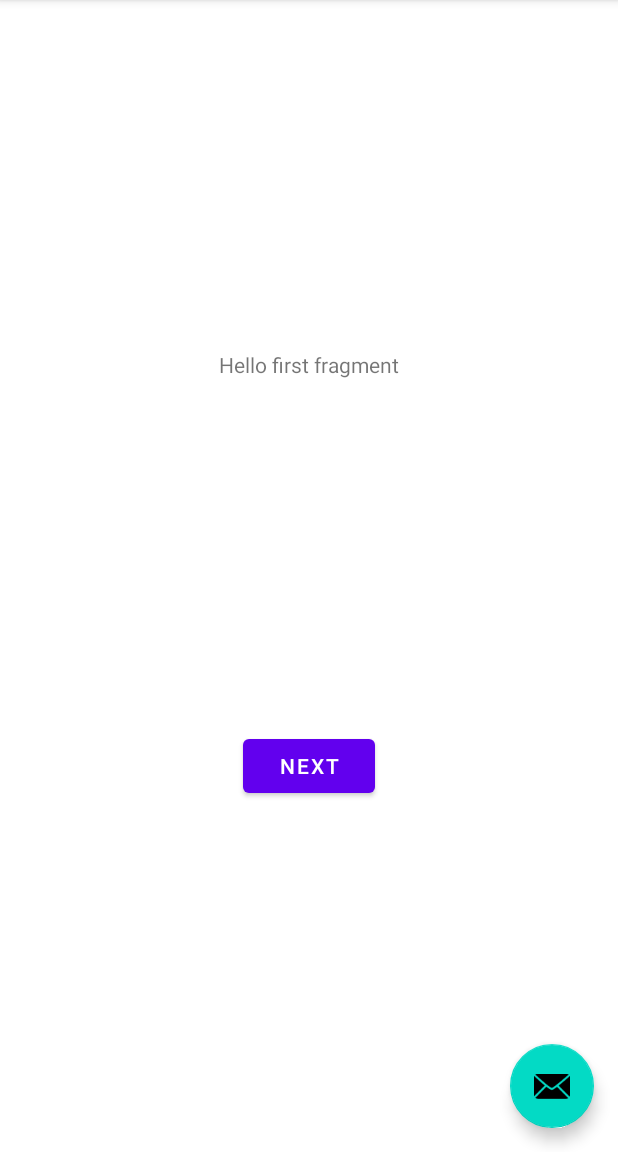
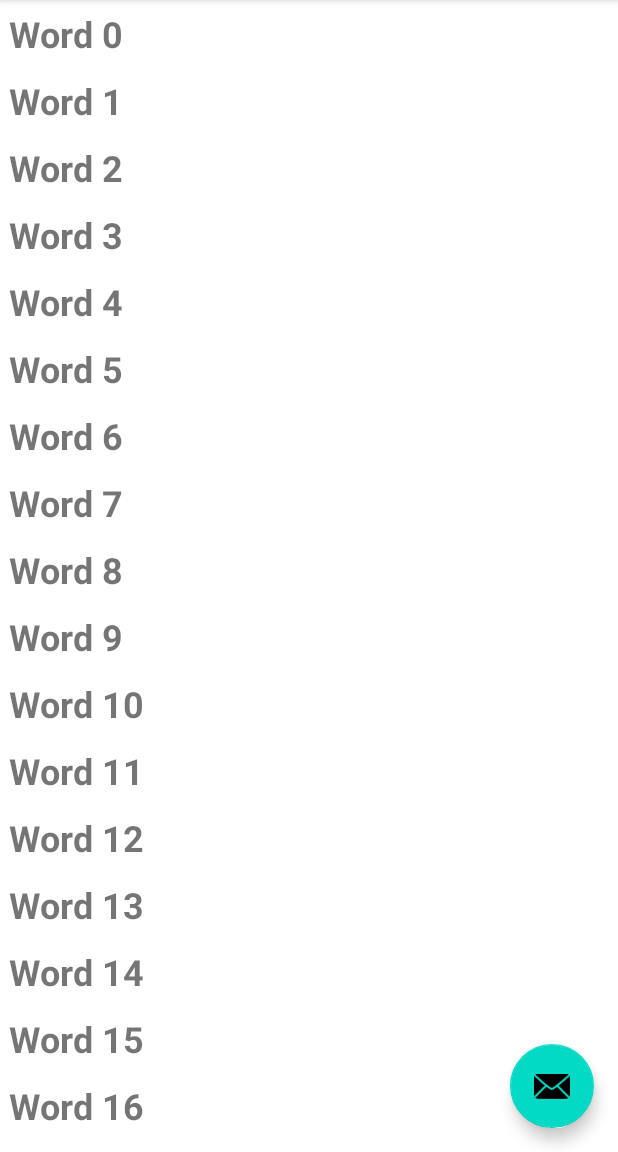
Before and after one commit to sasen07/recycler, an Android app: the screen it shows after launch (MainActivity), on a phone screen of 412 x 824 dp, the part 84-1236 px from its top. Run offline under Robolectric (Android 15) with nearby library versions, the phone set to English and light mode, and no system bars.

Commit message:
Task 2 completed

```diff
--- a/app/src/main/java/com/example/recycler_view/MainActivity.java
+++ b/app/src/main/java/com/example/recycler_view/MainActivity.java
@@ -7,13 +7,22 @@ import com.google.android.material.snackbar.Snackbar;
 
 import androidx.appcompat.app.AppCompatActivity;
 import androidx.appcompat.widget.Toolbar;
+import androidx.recyclerview.widget.LinearLayoutManager;
+import androidx.recyclerview.widget.RecyclerView;
 
 import android.view.View;
 
 import android.view.Menu;
 import android.view.MenuItem;
 
+import java.util.LinkedList;
+
 public class MainActivity extends AppCompatActivity {
+
+    private final LinkedList<String> mWordList = new LinkedList<>();
+
+    private RecyclerView mRecyclerView;
+    private WordListAdapter mAdapter;
 
     @Override
     protected void onCreate(Bundle savedInstanceState) {
@@ -30,6 +39,20 @@ public class MainActivity extends AppCompatActivity {
                         .setAction("Action", null).show();
             }
         });
+        for (int i = 0; i < 20; i++) {
+            mWordList.addLast("Word " + i);
+        }
+
+        // Get a handle to the RecyclerView.
+        mRecyclerView = findViewById(R.id.recyclerview);
+// Create an adapter and supply the data to be displayed.
+        mAdapter = new WordListAdapter(this, mWordList);
+// Connect the adapter with the RecyclerView.
+        mRecyclerView.setAdapter(mAdapter);
+// Give the RecyclerView a default layout manager.
+        mRecyclerView.setLayoutManager(new LinearLayoutManager(this));
+
+
     }
 
     @Override
@@ -48,6 +71,7 @@ public class MainActivity extends AppCompatActivity {
 
         //noinspection SimplifiableIfStatement
         if (id == R.id.action_settings) {
+            return true;
         }
 
         return super.onOptionsItemSelected(item);
--- /dev/null
+++ b/app/src/main/java/com/example/recycler_view/WordListAdapter.java
@@ -0,0 +1,53 @@
+package com.example.recycler_view;
+
+import android.content.Context;
+import android.view.LayoutInflater;
+import android.view.View;
+import android.view.ViewGroup;
+import android.widget.TextView;
+
+import androidx.annotation.NonNull;
+import androidx.recyclerview.widget.RecyclerView;
+
+import java.util.LinkedList;
+
+public class WordListAdapter extends    RecyclerView.Adapter<WordListAdapter.WordViewHolder>  {
+    private final LinkedList<String> mWordList;
+    private LayoutInflater mInflater;
+
+
+    @Override
+    public int getItemCount() {
+        return mWordList.size();
+    }
+    public WordListAdapter(Context context,
+                           LinkedList<String> wordList) {
+        mInflater = LayoutInflater.from(context);
+        this.mWordList = wordList;
+    }
+    class WordViewHolder extends RecyclerView.ViewHolder {
+        public final TextView wordItemView;
+        final WordListAdapter mAdapter;
+
+        public WordViewHolder(View itemView, WordListAdapter adapter) {
+            super(itemView);
+            wordItemView = itemView.findViewById(R.id.word);
+            this.mAdapter = adapter;
+        }
+    }
+    @NonNull
+    @Override
+    public WordViewHolder onCreateViewHolder(ViewGroup parent,
+                                             int viewType) {
+        View mItemView = mInflater.inflate(R.layout.wordlist_item,
+                parent, false);
+        return new WordViewHolder(mItemView, this);
+    }
+    @Override
+    public void onBindViewHolder(WordViewHolder holder, int position) {
+        String mCurrent = mWordList.get(position);
+        holder.wordItemView.setText(mCurrent);
+    }
+
+
+}
--- a/app/src/main/res/layout/content_main.xml
+++ b/app/src/main/res/layout/content_main.xml
@@ -5,15 +5,21 @@
     android:layout_height="match_parent"
     app:layout_behavior="@string/appbar_scrolling_view_behavior">
 
-    <fragment
-        android:id="@+id/nav_host_fragment"
-        android:name="androidx.navigation.fragment.NavHostFragment"
-        android:layout_width="0dp"
-        android:layout_height="0dp"
-        app:defaultNavHost="true"
-        app:layout_constraintBottom_toBottomOf="parent"
-        app:layout_constraintLeft_toLeftOf="parent"
-        app:layout_constraintRight_toRightOf="parent"
-        app:layout_constraintTop_toTopOf="parent"
-        app:navGraph="@navigation/nav_graph" />
+    <androidx.recyclerview.widget.RecyclerView
+        android:id="@+id/recyclerview"
+        android:layout_width="match_parent"
+        android:layout_height="match_parent"/>
+
+
+<!--    <fragment-->
+<!--        android:id="@+id/nav_host_fragment"-->
+<!--        android:name="androidx.navigation.fragment.NavHostFragment"-->
+<!--        android:layout_width="0dp"-->
+<!--        android:layout_height="0dp"-->
+<!--        app:defaultNavHost="true"-->
+<!--        app:layout_constraintBottom_toBottomOf="parent"-->
+<!--        app:layout_constraintLeft_toLeftOf="parent"-->
+<!--        app:layout_constraintRight_toRightOf="parent"-->
+<!--        app:layout_constraintTop_toTopOf="parent"-->
+<!--        app:navGraph="@navigation/nav_graph" />-->
 </androidx.constraintlayout.widget.ConstraintLayout>
--- /dev/null
+++ b/app/src/main/res/layout/wordlist_item.xml
@@ -0,0 +1,15 @@
+<?xml version="1.0" encoding="utf-8"?>
+<LinearLayout xmlns:android="http://schemas.android.com/apk/res/android"
+    android:layout_width="match_parent"
+    android:layout_height="wrap_content"
+    android:orientation="vertical"
+    android:padding="6dp">
+
+    <TextView
+        android:id="@+id/word"
+        android:layout_width="match_parent"
+        android:layout_height="wrap_content"
+        android:textSize="24sp"
+        android:textStyle="bold"/>
+
+</LinearLayout>
```
Also changed, not shown: 2 other files.
